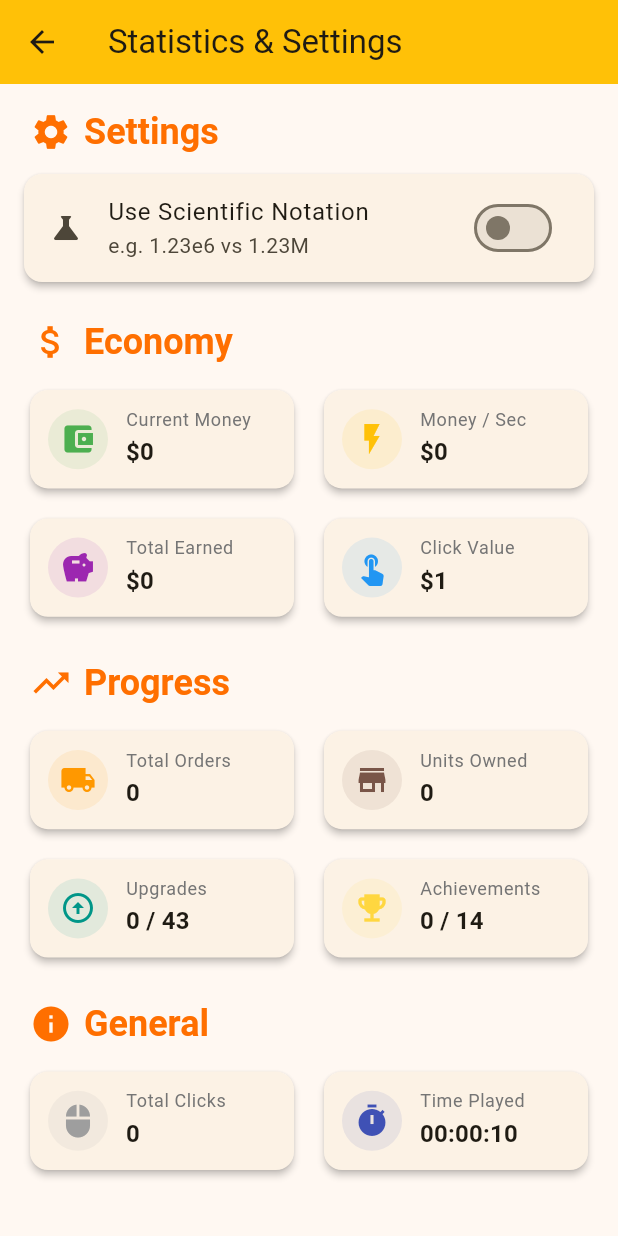
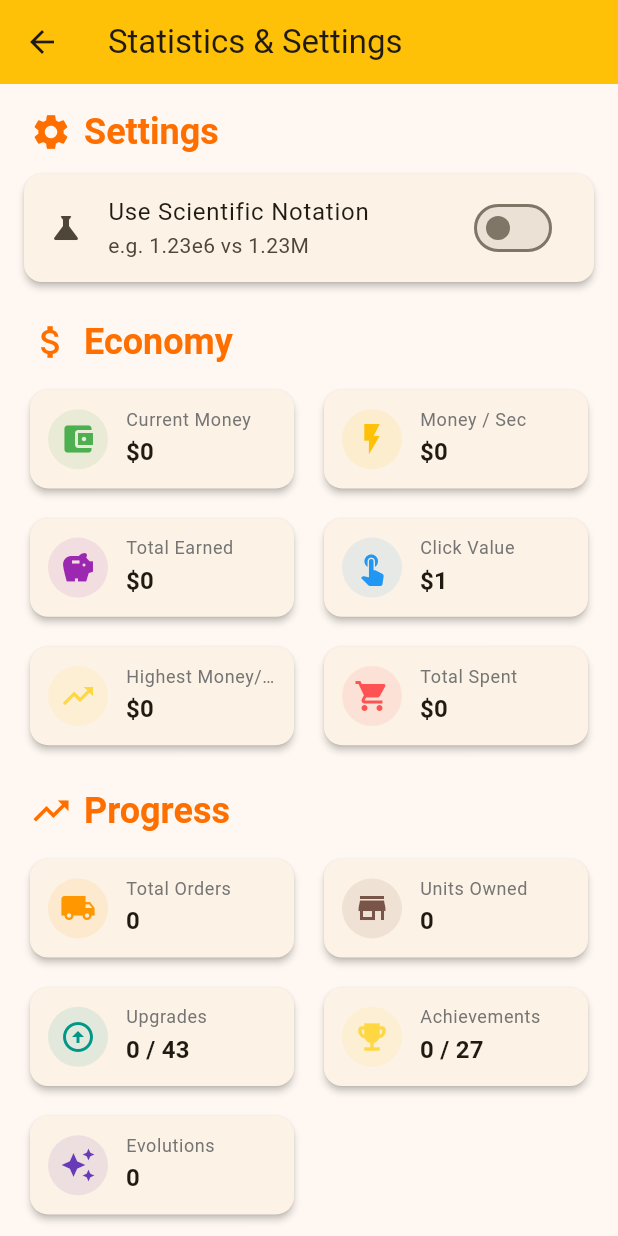
Before and after one commit to coins5/supercrazydeliveryinc, a Flutter app: the screen it shows after launch, after a tap on the "bar chart" icon, on a phone screen of 412 x 824 dp. Run offline on Flutter 3.47's test engine with Material 3 defaults, Android fonts, the phone set to English and light mode, and no system bars.

Commit message:
Se ajustan los logros

```diff
--- a/lib/data/default_achievements.dart
+++ b/lib/data/default_achievements.dart
@@ -107,5 +107,103 @@ List<Achievement> getDefaultAchievements() {
       threshold: 1,
       targetUnitId: 'omnipresent_postman',
     ),
+    // New Achievements
+    Achievement(
+      id: 'evolution_begins',
+      name: 'Evolution Begins',
+      description: 'Evolve a unit for the first time.',
+      type: AchievementType.evolutions,
+      threshold: 1,
+    ),
+    Achievement(
+      id: 'evolution_master',
+      name: 'Evolution Master',
+      description: 'Evolve units 10 times.',
+      type: AchievementType.evolutions,
+      threshold: 10,
+    ),
+    Achievement(
+      id: 'money_printer',
+      name: 'Money Printer',
+      description: 'Earn \$1,000,000 per second.',
+      type: AchievementType.moneyPerSecond,
+      threshold: 1000000,
+    ),
+    Achievement(
+      id: 'money_factory',
+      name: 'Money Factory',
+      description: 'Earn \$1,000,000,000 per second.',
+      type: AchievementType.moneyPerSecond,
+      threshold: 1000000000,
+    ),
+    Achievement(
+      id: 'upgrade_addict',
+      name: 'Upgrade Addict',
+      description: 'Buy 10 upgrades.',
+      type: AchievementType.upgrades,
+      threshold: 10,
+    ),
+    Achievement(
+      id: 'upgrade_maniac',
+      name: 'Upgrade Maniac',
+      description: 'Buy 50 upgrades.',
+      type: AchievementType.upgrades,
+      threshold: 50,
+    ),
+    Achievement(
+      id: 'upgrade_completionist',
+      name: 'Upgrade Completionist',
+      description: 'Buy 100 upgrades.',
+      type: AchievementType.upgrades,
+      threshold: 100,
+    ),
+    Achievement(
+      id: 'black_hole_owner',
+      name: 'Event Horizon',
+      description: 'Own 1 Black Hole Courier.',
+      type: AchievementType.unitCount,
+      threshold: 1,
+      targetUnitId: 'black_hole',
+    ),
+    Achievement(
+      id: 'quantum_owner',
+      name: 'Quantum Mechanic',
+      description: 'Own 1 Quantum Entanglement.',
+      type: AchievementType.unitCount,
+      threshold: 1,
+      targetUnitId: 'quantum_entanglement',
+    ),
+    Achievement(
+      id: 'hyperspace_owner',
+      name: 'Hyperspace Traveler',
+      description: 'Own 1 Hyperspace Bike.',
+      type: AchievementType.unitCount,
+      threshold: 1,
+      targetUnitId: 'hyperspace_bike',
+    ),
+    Achievement(
+      id: 'wormhole_owner',
+      name: 'Wormhole Surfer',
+      description: 'Own 1 Wormhole Express.',
+      type: AchievementType.unitCount,
+      threshold: 1,
+      targetUnitId: 'wormhole_express',
+    ),
+    Achievement(
+      id: 'multiverse_owner',
+      name: 'Multiverse Explorer',
+      description: 'Own 1 Multiverse Skipper.',
+      type: AchievementType.unitCount,
+      threshold: 1,
+      targetUnitId: 'multiverse_skipper',
+    ),
+    Achievement(
+      id: 'reality_owner',
+      name: 'Reality Bender',
+      description: 'Own 1 Reality Bender.',
+      type: AchievementType.unitCount,
+      threshold: 1,
+      targetUnitId: 'reality_bender',
+    ),
   ];
 }
--- a/lib/models/achievement.dart
+++ b/lib/models/achievement.dart
@@ -1,4 +1,13 @@
-enum AchievementType { money, clicks, orders, playTime, unitCount }
+enum AchievementType {
+  money,
+  clicks,
+  orders,
+  playTime,
+  unitCount,
+  evolutions,
+  moneyPerSecond,
+  upgrades,
+}
 
 class Achievement {
   final String id;
--- a/lib/models/game_state.dart
+++ b/lib/models/game_state.dart
@@ -24,6 +24,15 @@ class GameState extends ChangeNotifier {
 
   int _secondsPlayed = 0;
   String get playTime => _formatDuration(_secondsPlayed);
+
+  int _totalEvolutions = 0;
+  int get totalEvolutions => _totalEvolutions;
+
+  double _highestMoneyPerSecond = 0;
+  double get highestMoneyPerSecond => _highestMoneyPerSecond;
+
+  double _totalMoneySpent = 0;
+  double get totalMoneySpent => _totalMoneySpent;
 
   bool _useScientificNotation = false;
   bool get useScientificNotation => _useScientificNotation;
@@ -105,6 +114,9 @@ class GameState extends ChangeNotifier {
 
   void _tick() {
     double income = moneyPerSecond;
+    if (income > _highestMoneyPerSecond) {
+      _highestMoneyPerSecond = income;
+    }
     _money += income;
     _totalMoneyEarned += income;
 
@@ -168,20 +180,29 @@ class GameState extends ChangeNotifier {
 
     if (amountToBuy > 0 && _money >= totalCost) {
       _money -= totalCost;
+      _totalMoneySpent += totalCost;
 
       int oldCount = unit.count;
       unit.count += amountToBuy;
       int newCount = unit.count;
 
       // Check for evolution
-      if (oldCount < 100 && newCount >= 100)
+      if (oldCount < 100 && newCount >= 100) {
         evolutionNotifications.add("${unit.evolvedName} Unlocked!");
-      if (oldCount < 250 && newCount >= 250)
+        _totalEvolutions++;
+      }
+      if (oldCount < 250 && newCount >= 250) {
         evolutionNotifications.add("${unit.evolvedName} Unlocked!");
-      if (oldCount < 500 && newCount >= 500)
+        _totalEvolutions++;
+      }
+      if (oldCount < 500 && newCount >= 500) {
         evolutionNotifications.add("${unit.evolvedName} Unlocked!");
-      if (oldCount < 1000 && newCount >= 1000)
+        _totalEvolutions++;
+      }
+      if (oldCount < 1000 && newCount >= 1000) {
         evolutionNotifications.add("${unit.evolvedName} Unlocked!");
+        _totalEvolutions++;
+      }
 
       _checkAchievements();
       notifyListeners();
@@ -191,6 +212,7 @@ class GameState extends ChangeNotifier {
   void buyUpgrade(Upgrade upgrade) {
     if (_money >= upgrade.cost && !upgrade.isPurchased) {
       _money -= upgrade.cost;
+      _totalMoneySpent += upgrade.cost;
       upgrade.isPurchased = true;
 
       if (upgrade.type == UpgradeType.unitMultiplier &&
@@ -235,6 +257,15 @@ class GameState extends ChangeNotifier {
             );
             if (unit.count >= achievement.threshold) unlocked = true;
           }
+          break;
+        case AchievementType.evolutions:
+          if (_totalEvolutions >= achievement.threshold) unlocked = true;
+          break;
+        case AchievementType.moneyPerSecond:
+          if (moneyPerSecond >= achievement.threshold) unlocked = true;
+          break;
+        case AchievementType.upgrades:
+          if (totalUpgradesPurchased >= achievement.threshold) unlocked = true;
           break;
       }
 
--- a/lib/screens/statistics_screen.dart
+++ b/lib/screens/statistics_screen.dart
@@ -56,6 +56,18 @@ class StatisticsScreen extends StatelessWidget {
                   Icons.touch_app,
                   Colors.blue,
                 ),
+                _StatData(
+                  'Highest Money/Sec',
+                  '\$${gameState.formatNumber(gameState.highestMoneyPerSecond)}',
+                  Icons.trending_up,
+                  Colors.amberAccent,
+                ),
+                _StatData(
+                  'Total Spent',
+                  '\$${gameState.formatNumber(gameState.totalMoneySpent)}',
+                  Icons.shopping_cart,
+                  Colors.redAccent,
+                ),
               ]),
               const SizedBox(height: 24),
 
@@ -84,6 +96,12 @@ class StatisticsScreen extends StatelessWidget {
                   '${gameState.unlockedAchievementsCount} / ${gameState.achievements.length}',
                   Icons.emoji_events,
                   Colors.amberAccent,
+                ),
+                _StatData(
+                  'Evolutions',
+                  gameState.totalEvolutions.toString(),
+                  Icons.auto_awesome,
+                  Colors.deepPurple,
                 ),
               ]),
               const SizedBox(height: 24),
```
Also changed, not shown: 1 other file.
